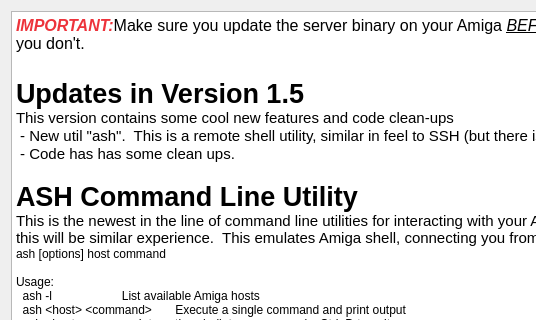
Above: ApolloExplorerPC/dialogwhatsnew.ui from ronybeck/ApolloExplorer before the change; both pictures show x 0 to 536 and y 0 to 320 of the 1116 by 997 pixel window. Below: the same form after it.
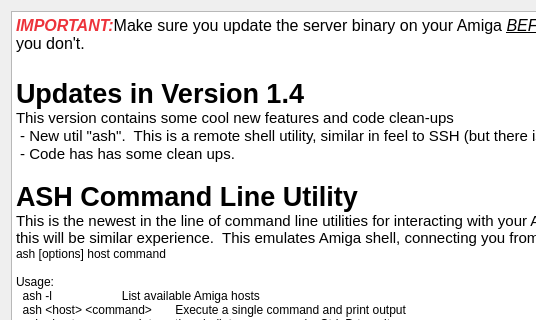
That is the form after the change. Icons and pictures are not drawn.

```diff
--- a/ApolloExplorerPC/dialogwhatsnew.ui
+++ b/ApolloExplorerPC/dialogwhatsnew.ui
@@ -30,7 +30,7 @@
 &lt;/style&gt;&lt;/head&gt;&lt;body style=&quot; font-family:'Sans Serif'; font-size:9pt; font-weight:400; font-style:normal;&quot;&gt;
 &lt;p style=&quot; margin-top:0px; margin-bottom:0px; margin-left:0px; margin-right:0px; -qt-block-indent:0; text-indent:0px;&quot;&gt;&lt;span style=&quot; font-family:'Ubuntu'; font-size:12pt; font-weight:700; font-style:italic; color:#ed333b;&quot;&gt;IMPORTANT:&lt;/span&gt;&lt;span style=&quot; font-family:'Ubuntu'; font-size:12pt;&quot;&gt;Make sure you update the server binary on your Amiga &lt;/span&gt;&lt;span style=&quot; font-family:'Ubuntu'; font-size:12pt; font-style:italic; text-decoration: underline;&quot;&gt;BEFORE&lt;/span&gt;&lt;span style=&quot; font-family:'Ubuntu'; font-size:12pt;&quot;&gt; you use the new client.   All sorts of a interesting things might happen if you don't.&lt;/span&gt;&lt;/p&gt;
 &lt;p style=&quot;-qt-paragraph-type:empty; margin-top:0px; margin-bottom:0px; margin-left:0px; margin-right:0px; -qt-block-indent:0; text-indent:0px; font-family:'Ubuntu'; font-size:16pt; text-decoration: underline;&quot;&gt;&lt;br /&gt;&lt;/p&gt;
-&lt;p style=&quot; margin-top:0px; margin-bottom:0px; margin-left:0px; margin-right:0px; -qt-block-indent:0; text-indent:0px;&quot;&gt;&lt;span style=&quot; font-family:'Ubuntu'; font-size:20pt; font-weight:700;&quot;&gt;Updates in Version 1.5&lt;/span&gt;&lt;/p&gt;
+&lt;p style=&quot; margin-top:0px; margin-bottom:0px; margin-left:0px; margin-right:0px; -qt-block-indent:0; text-indent:0px;&quot;&gt;&lt;span style=&quot; font-family:'Ubuntu'; font-size:20pt; font-weight:700;&quot;&gt;Updates in Version 1.4&lt;/span&gt;&lt;/p&gt;
 &lt;p style=&quot; margin-top:0px; margin-bottom:0px; margin-left:0px; margin-right:0px; -qt-block-indent:0; text-indent:0px;&quot;&gt;&lt;span style=&quot; font-family:'Ubuntu'; font-size:11pt;&quot;&gt;This version contains some cool new features and code clean-ups&lt;/span&gt;&lt;/p&gt;
 &lt;p style=&quot; margin-top:0px; margin-bottom:0px; margin-left:0px; margin-right:0px; -qt-block-indent:0; text-indent:0px;&quot;&gt;&lt;span style=&quot; font-family:'Ubuntu'; font-size:11pt;&quot;&gt; - New util &amp;quot;ash&amp;quot;.  This is a remote shell utility, similar in feel to SSH (but there isn't any encryption).&lt;/span&gt;&lt;/p&gt;
 &lt;p style=&quot; margin-top:0px; margin-bottom:0px; margin-left:0px; margin-right:0px; -qt-block-indent:0; text-indent:0px;&quot;&gt;&lt;span style=&quot; font-family:'Ubuntu'; font-size:11pt;&quot;&gt; - Code has has some clean ups.&lt;/span&gt;&lt;/p&gt;
```
